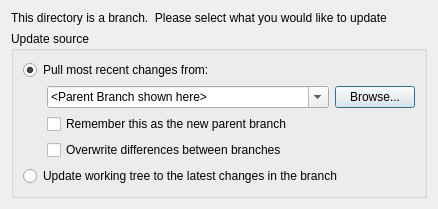
Qt form ui/update_branch.ui (breezy-team/qbrz) before a commit.
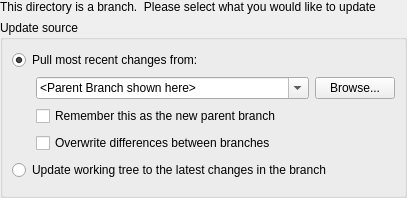
The same form after that commit.

Commit message: Fix various problems in the subprocess dialog and layouts in qgetnew/qgetupdates

```diff
--- a/ui/update_branch.ui
+++ b/ui/update_branch.ui
@@ -1,18 +1,21 @@
 <ui version="4.0" >
  <class>UpdateBranchForm</class>
- <widget class="QDialog" name="UpdateBranchForm" >
+ <widget class="QWidget" name="UpdateBranchForm" >
   <property name="geometry" >
    <rect>
     <x>0</x>
     <y>0</y>
-    <width>438</width>
-    <height>193</height>
+    <width>407</width>
+    <height>198</height>
    </rect>
   </property>
   <property name="windowTitle" >
    <string>Update Bazaar Branch</string>
   </property>
   <layout class="QVBoxLayout" name="verticalLayout_3" >
+   <property name="margin" >
+    <number>0</number>
+   </property>
    <item>
     <widget class="QLabel" name="label" >
      <property name="text" >
@@ -22,7 +25,7 @@
       <bool>false</bool>
      </property>
      <property name="wordWrap" >
-      <bool>true</bool>
+      <bool>false</bool>
      </property>
     </widget>
    </item>
@@ -72,6 +75,9 @@
         <property name="editable" >
          <bool>true</bool>
         </property>
+        <property name="sizeAdjustPolicy" >
+         <enum>QComboBox::AdjustToMinimumContentsLength</enum>
+        </property>
         <item>
          <property name="text" >
           <string>&lt;Parent Branch shown here></string>
```
Left out of the diff: 95 changed lines with no effect on the pictures. The commit also changes 10 other files.
